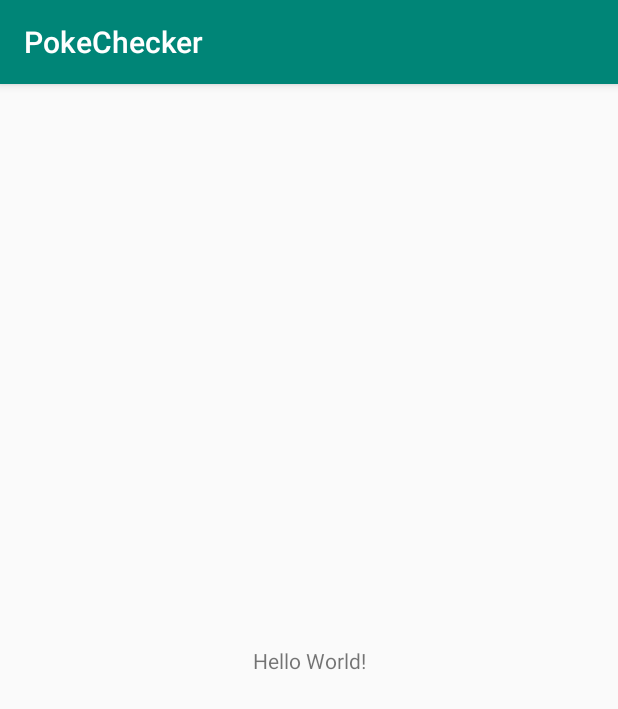
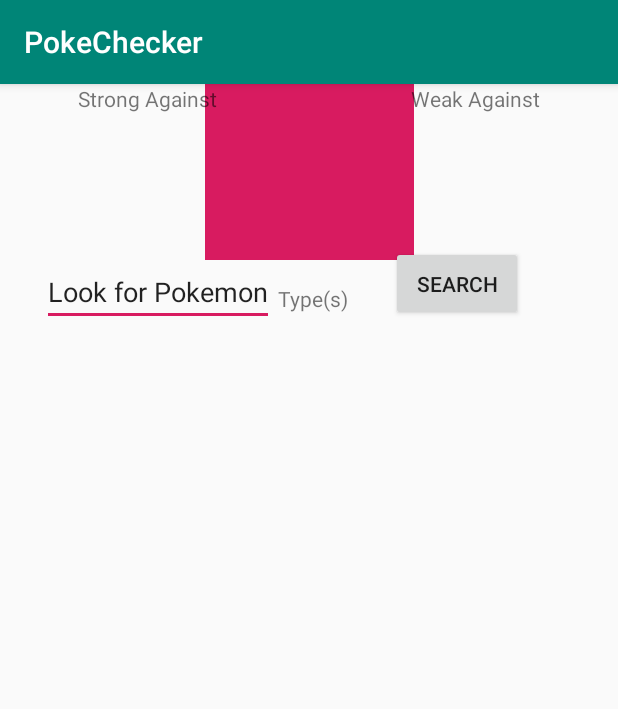
Before and after one commit to night2wolf/CS449, an Android app: the screen it shows after launch (MainActivity), on a phone screen of 412 x 824 dp. Shown: the top 709 px of the screen. Run offline under Robolectric (Android 15) with nearby library versions, the phone set to English and light mode, and no system bars.

Commit message:
Basic UI elements

```diff
--- a/FinalProject/pokechecker/app/src/main/res/layout/activity_main.xml
+++ b/FinalProject/pokechecker/app/src/main/res/layout/activity_main.xml
@@ -2,17 +2,68 @@
 <androidx.constraintlayout.widget.ConstraintLayout xmlns:android="http://schemas.android.com/apk/res/android"
     xmlns:app="http://schemas.android.com/apk/res-auto"
     xmlns:tools="http://schemas.android.com/tools"
+    android:id="@+id/searchTextview"
     android:layout_width="match_parent"
     android:layout_height="match_parent"
     tools:context=".MainActivity">
 
-    <TextView
+    <AutoCompleteTextView
+        android:id="@+id/autoCompleteTextView"
         android:layout_width="wrap_content"
         android:layout_height="wrap_content"
-        android:text="Hello World!"
-        app:layout_constraintBottom_toBottomOf="parent"
-        app:layout_constraintLeft_toLeftOf="parent"
-        app:layout_constraintRight_toRightOf="parent"
+        android:layout_marginStart="28dp"
+        android:layout_marginTop="116dp"
+        android:text="@string/search_text"
+        app:layout_constraintStart_toStartOf="parent"
         app:layout_constraintTop_toTopOf="parent" />
 
+    <Button
+        android:id="@+id/searchBtn"
+        android:layout_width="88dp"
+        android:layout_height="50dp"
+        android:layout_marginStart="60dp"
+        android:layout_marginTop="108dp"
+        android:text="@string/search"
+        app:layout_constraintEnd_toEndOf="parent"
+        app:layout_constraintHorizontal_bias="0.225"
+        app:layout_constraintStart_toEndOf="@+id/autoCompleteTextView"
+        app:layout_constraintTop_toTopOf="parent" />
+
+    <ImageView
+        android:id="@+id/pokePicture"
+        android:layout_width="139dp"
+        android:layout_height="117dp"
+        app:layout_constraintEnd_toEndOf="parent"
+        app:layout_constraintStart_toStartOf="parent"
+        app:srcCompat="@color/colorAccent"
+        tools:layout_editor_absoluteY="197dp" />
+
+    <TextView
+        android:id="@+id/pokeStrtext"
+        android:layout_width="wrap_content"
+        android:layout_height="wrap_content"
+        android:layout_marginStart="52dp"
+        android:text="@string/strength"
+        app:layout_constraintStart_toStartOf="parent"
+        tools:layout_editor_absoluteY="333dp" />
+
+    <TextView
+        android:id="@+id/pokeTypeText"
+        android:layout_width="wrap_content"
+        android:layout_height="wrap_content"
+        android:layout_marginTop="16dp"
+        android:text="@string/type"
+        app:layout_constraintEnd_toStartOf="@+id/pokeWeaktext"
+        app:layout_constraintHorizontal_bias="0.496"
+        app:layout_constraintStart_toEndOf="@+id/pokeStrtext"
+        app:layout_constraintTop_toBottomOf="@+id/pokePicture" />
+
+    <TextView
+        android:id="@+id/pokeWeaktext"
+        android:layout_width="wrap_content"
+        android:layout_height="wrap_content"
+        android:layout_marginEnd="52dp"
+        android:text="@string/weakness"
+        app:layout_constraintEnd_toEndOf="parent"
+        tools:layout_editor_absoluteY="333dp" />
 </androidx.constraintlayout.widget.ConstraintLayout>
--- a/FinalProject/pokechecker/app/src/main/res/values/strings.xml
+++ b/FinalProject/pokechecker/app/src/main/res/values/strings.xml
@@ -1,3 +1,8 @@
 <resources>
     <string name="app_name">PokeChecker</string>
+    <string name="search">search</string>
+    <string name="search_text">Look for Pokemon</string>
+    <string name="type">Type(s)</string>
+    <string name="strength">Strong Against</string>
+    <string name="weakness">Weak Against</string>
 </resources>
```
